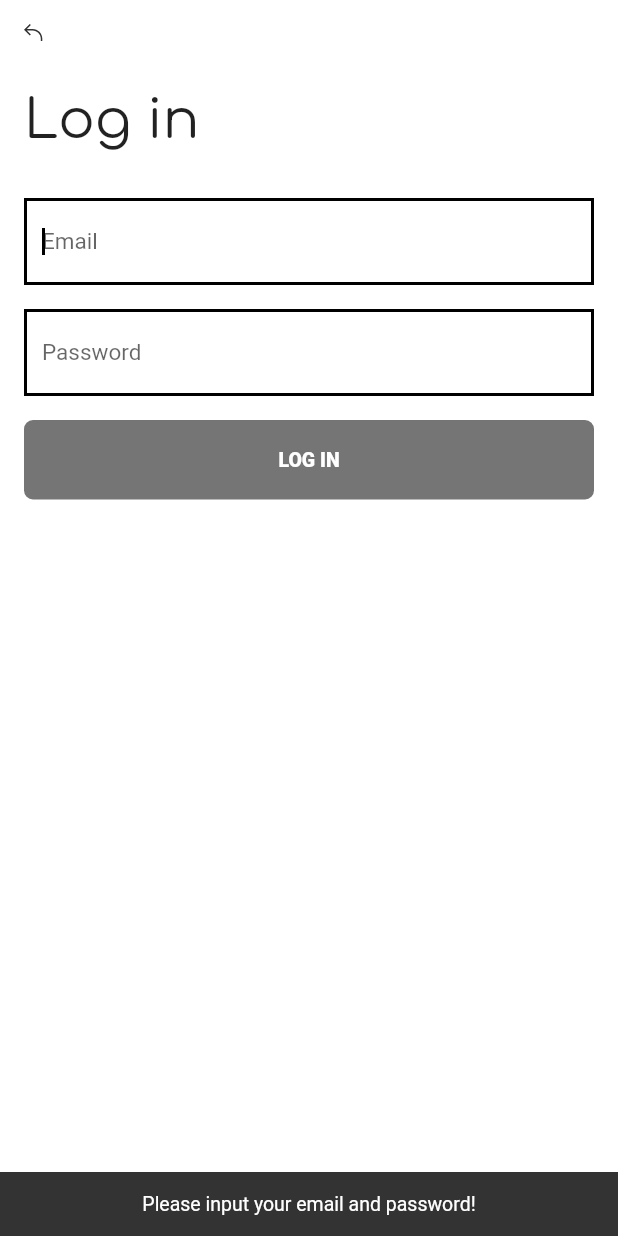
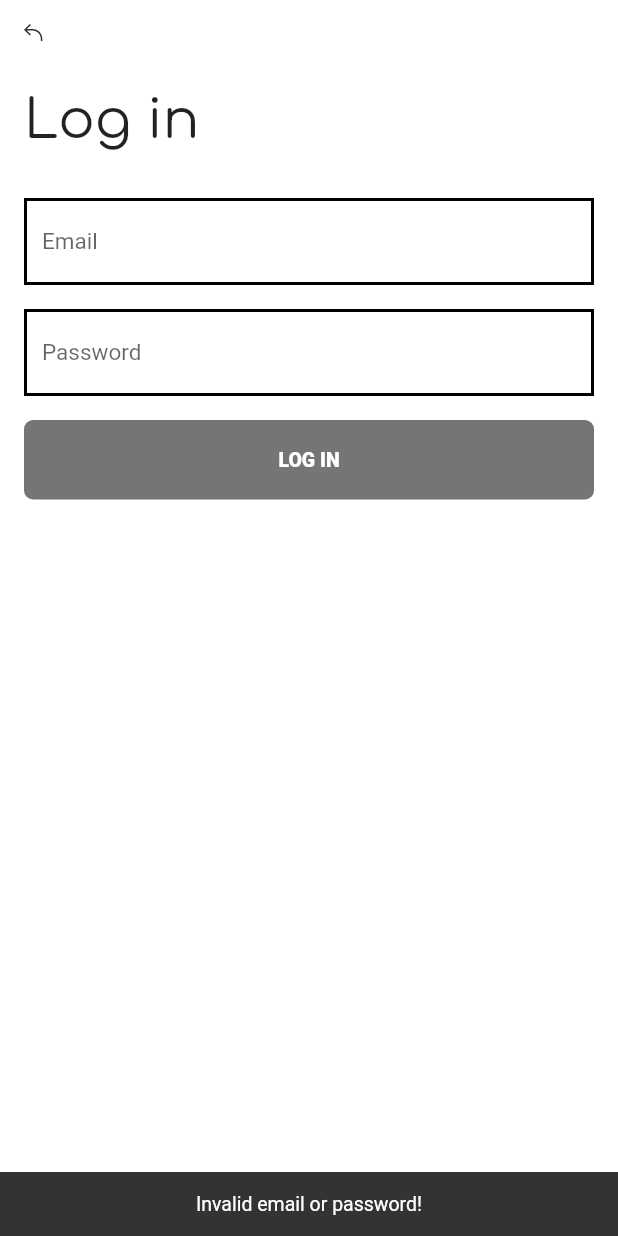
Before and after one commit to tranleanhquoc/login_flutter_demo, a Flutter app: the LoginScreen screen opened by its route, after a tap on "LOG IN", on a phone screen of 412 x 824 dp. Run offline on Flutter 3.47's test engine with Material 2 defaults, Android fonts, the phone set to English and light mode, and no system bars; our stand-ins replace bloc, carousel_slider, equatable, flutter_bloc, flutter_spinkit, flutter_svg and 5 more; accounts and stored records are empty; statements that could not run were skipped.

Commit message:
Fix login with invalid email or password

```diff
--- a/lib/screens/home/home_screen.dart
+++ b/lib/screens/home/home_screen.dart
@@ -66,7 +66,7 @@ class _HomeScreenState extends State<HomeScreen> {
                             style: GoogleFonts.comfortaa(fontSize: 36),
                           ),
                           SizedBox(height: 32),
-                          Text("WHAT'S  TODAY",
+                          Text("WHAT'S NEW TODAY",
                               style: GoogleFonts.roboto(
                                   fontSize: 13, fontWeight: FontWeight.w900)),
                           SizedBox(height: 24),
--- a/lib/screens/login/login_screen.dart
+++ b/lib/screens/login/login_screen.dart
@@ -62,9 +62,23 @@ class LoginScreen extends StatelessWidget {
 
   void _onLoginTapped(LoginState state, BuildContext context) {
     dismissKeyboard(context);
-    if (state.status.isValid)
+    if (state.status.isValid &&
+        Validators.isValidEmail(state.email.value) &&
+        Validators.isValidPassword(state.password.value))
       context.read<LoginBloc>().add(LoginSubmitted());
-    else {
+    else if (!Validators.isValidEmail(state.email.value) ||
+        !Validators.isValidPassword(state.password.value)) {
+      Scaffold.of(context)
+        ..hideCurrentSnackBar()
+        ..showSnackBar(
+          SnackBar(
+              content: Text(
+            'Invalid email or password!',
+            style: GoogleFonts.roboto(fontSize: 13),
+            textAlign: TextAlign.center,
+          )),
+        );
+    } else {
       if (_emailCtrl.text.isEmpty)
         FocusScope.of(context).requestFocus(_emailFocus);
       else if (_passCtrl.text.isEmpty)
```
